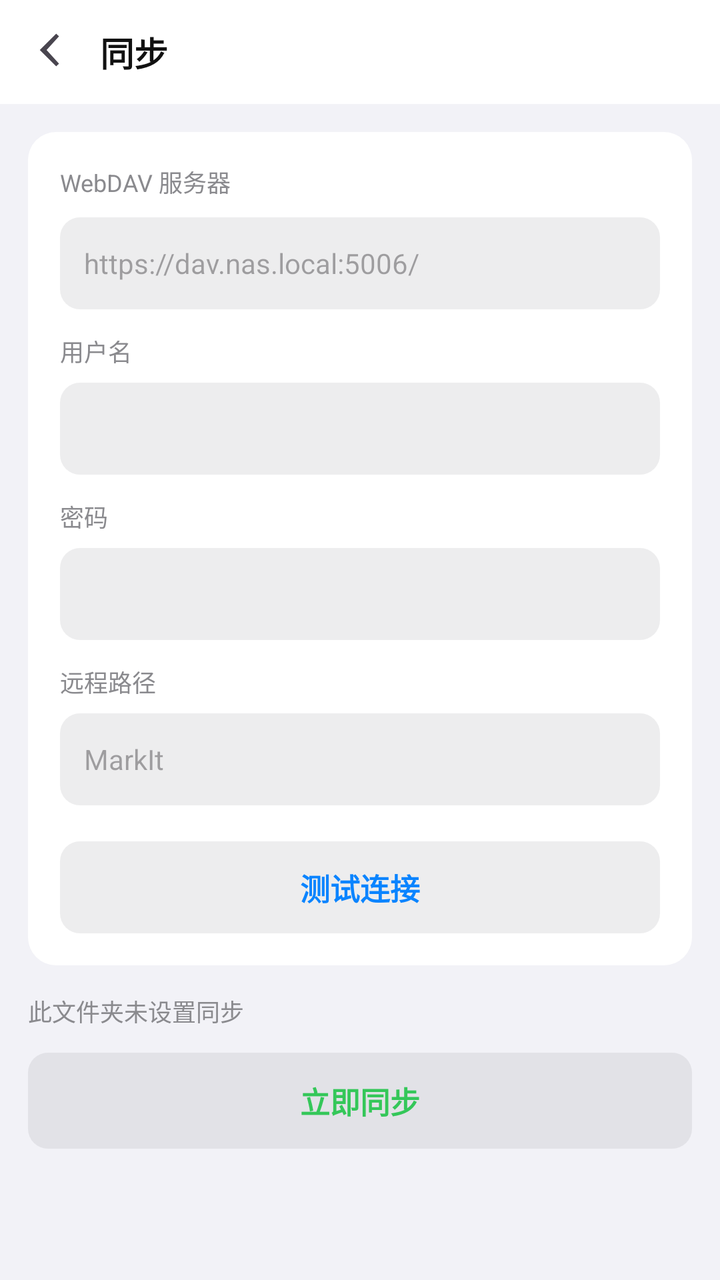
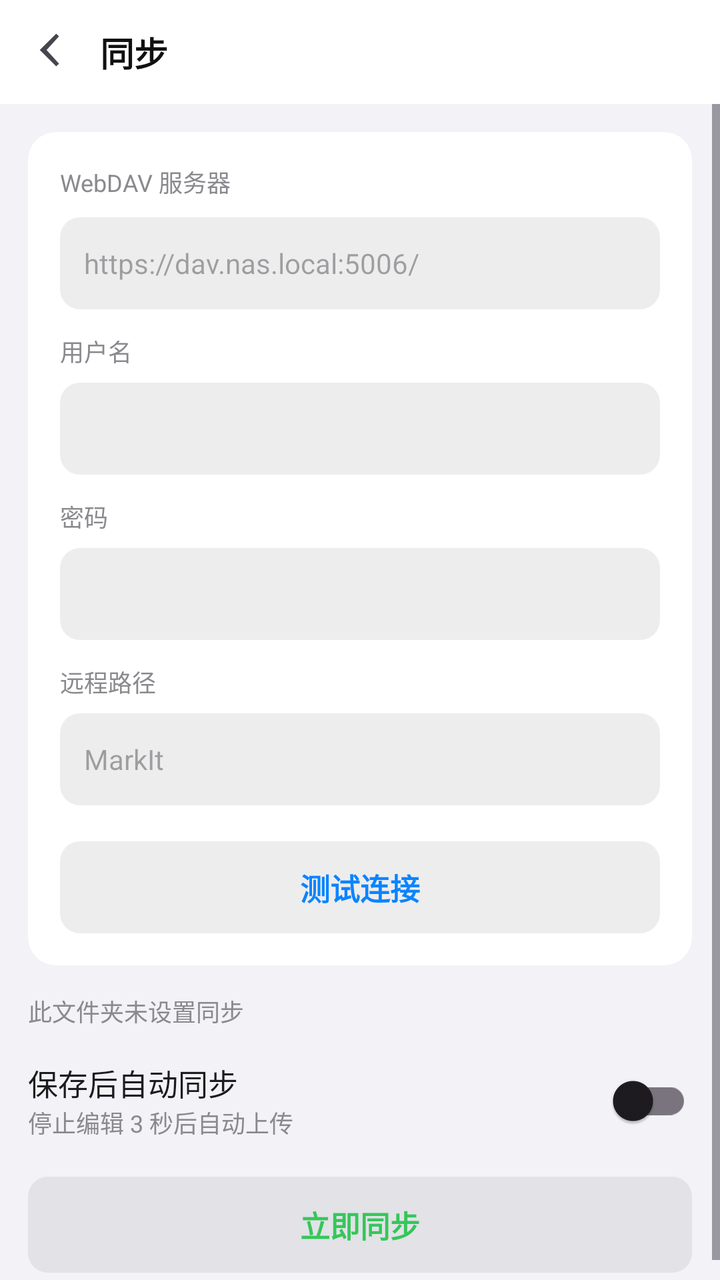

Screens rendered from an Android XML layout before and after an edit, with the pre-edit source and the edit as a unified diff.
<!-- AndroidManifest.xml: application theme Theme.Markit -->
<!-- res/layout/fragment_sync.xml -->
<?xml version="1.0" encoding="utf-8"?>
<LinearLayout xmlns:android="http://schemas.android.com/apk/res/android"
    android:layout_width="match_parent"
    android:layout_height="match_parent"
    android:orientation="vertical"
    android:background="#F2F2F7">

    
    <LinearLayout
        android:id="@+id/syncTopBar"
        android:layout_width="match_parent"
        android:layout_height="wrap_content"
        android:minHeight="52dp"
        android:orientation="horizontal"
        android:gravity="center_vertical"
        android:background="#FFFFFF"
        android:paddingStart="6dp"
        android:paddingEnd="12dp">

        <ImageButton
            android:id="@+id/syncBack"
            android:layout_width="40dp"
            android:layout_height="40dp"
            android:src="@drawable/ic_arrow_back"
            android:background="?android:attr/selectableItemBackgroundBorderless"
            android:contentDescription="返回" />

        <TextView
            android:id="@+id/syncTitle"
            android:layout_width="0dp"
            android:layout_height="wrap_content"
            android:layout_weight="1"
            android:layout_marginStart="4dp"
            android:text="同步"
            android:textSize="17sp"
            android:textStyle="bold"
            android:textColor="#111111" />
    </LinearLayout>

    <ScrollView
        android:id="@+id/syncScroll"
        android:layout_width="match_parent"
        android:layout_height="0dp"
        android:layout_weight="1"
        android:fillViewport="true">

    <LinearLayout
        android:layout_width="match_parent"
        android:layout_height="wrap_content"
        android:orientation="vertical"
        android:padding="14dp">

        <LinearLayout
            android:layout_width="match_parent"
            android:layout_height="wrap_content"
            android:orientation="vertical"
            android:background="@drawable/bg_card"
            android:padding="16dp">

            <TextView android:layout_width="wrap_content" android:layout_height="wrap_content"
                android:text="WebDAV 服务器" android:textSize="12sp" android:textColor="#8A8A8E" />

            <EditText android:id="@+id/davUrl" android:layout_width="match_parent"
                android:layout_height="46dp" android:layout_marginTop="9dp"
                android:background="@drawable/bg_search" android:paddingStart="12dp"
                android:paddingEnd="12dp" android:textSize="14sp"
                android:hint="https://dav.nas.local:5006/" android:inputType="textUri"
                android:importantForAutofill="no" />

            <TextView android:layout_width="wrap_content" android:layout_height="wrap_content"
                android:text="用户名" android:textSize="12sp" android:textColor="#8A8A8E"
                android:layout_marginTop="12dp" />

            <EditText android:id="@+id/davUser" android:layout_width="match_parent"
                android:layout_height="46dp" android:layout_marginTop="7dp"
                android:background="@drawable/bg_search" android:paddingStart="12dp"
                android:paddingEnd="12dp" android:textSize="14sp"
                android:inputType="text" android:importantForAutofill="no" />

            <TextView android:layout_width="wrap_content" android:layout_height="wrap_content"
                android:text="密码" android:textSize="12sp" android:textColor="#8A8A8E"
                android:layout_marginTop="12dp" />

            <EditText android:id="@+id/davPass" android:layout_width="match_parent"
                android:layout_height="46dp" android:layout_marginTop="7dp"
                android:background="@drawable/bg_search" android:paddingStart="12dp"
                android:paddingEnd="12dp" android:textSize="14sp"
                android:inputType="textPassword" android:importantForAutofill="no" />

            <TextView android:layout_width="wrap_content" android:layout_height="wrap_content"
                android:text="远程路径" android:textSize="12sp" android:textColor="#8A8A8E"
                android:layout_marginTop="12dp" />

            <EditText android:id="@+id/davPath" android:layout_width="match_parent"
                android:layout_height="46dp" android:layout_marginTop="7dp"
                android:background="@drawable/bg_search" android:paddingStart="12dp"
                android:paddingEnd="12dp" android:textSize="14sp"
                android:hint="MarkIt" android:inputType="text"
                android:importantForAutofill="no" />

            <TextView android:id="@+id/btnTest" android:layout_width="match_parent"
                android:layout_height="46dp" android:layout_marginTop="18dp"
                android:background="@drawable/bg_search" android:gravity="center"
                android:text="测试连接" android:textSize="15sp" android:textStyle="bold"
                android:textColor="#0A84FF" />
        </LinearLayout>

        <TextView android:id="@+id/syncStatus" android:layout_width="match_parent"
            android:layout_height="wrap_content" android:layout_marginTop="14dp"
            android:layout_marginBottom="12dp" android:textSize="12sp" android:textColor="#8A8A8E"
            android:text="此文件夹未设置同步" />

        <TextView android:id="@+id/btnSyncNow" android:layout_width="match_parent"
            android:layout_height="48dp" android:background="@drawable/bg_search"
            android:gravity="center" android:text="立即同步"
            android:textSize="15sp" android:textStyle="bold" android:textColor="#34C759" />

        <TextView android:id="@+id/btnRemoveSync" android:layout_width="match_parent"
            android:layout_height="46dp" android:layout_marginTop="10dp"
            android:background="@drawable/bg_search" android:gravity="center"
            android:text="停止同步此文件夹" android:textSize="14sp"
            android:textColor="#FF3B30" android:visibility="gone" />

    </LinearLayout>
    </ScrollView>
</LinearLayout>
<!-- resources referenced by this layout -->
<resources>
  <!-- drawable bg_card (drawable) -->
  <?xml version="1.0" encoding="utf-8"?>
  <shape xmlns:android="http://schemas.android.com/apk/res/android" android:shape="rectangle">
      <solid android:color="#FFFFFF" />
      <corners android:radius="14dp" />
  </shape>
  <!-- drawable bg_search (drawable) -->
  <?xml version="1.0" encoding="utf-8"?>
  <shape xmlns:android="http://schemas.android.com/apk/res/android" android:shape="rectangle">
      <solid android:color="#22767680" />
      <corners android:radius="10dp" />
  </shape>
  <!-- drawable ic_arrow_back (drawable) -->
  <?xml version="1.0" encoding="utf-8"?>
  <vector xmlns:android="http://schemas.android.com/apk/res/android"
      android:width="24dp" android:height="24dp"
      android:viewportWidth="24" android:viewportHeight="24"
      android:tint="?attr/colorControlNormal">
      <path android:fillColor="@android:color/white"
          android:pathData="M15.5,4.2 L14.1,2.8 L5.9,11 L14.1,19.2 L15.5,17.8 L9.3,11 Z" />
  </vector>
  <style name="Theme.Markit" parent="Theme.Material3.DayNight.NoActionBar">
          <item name="colorPrimary">#0A84FF</item>
      </style>
</resources>

<!-- the commit's change to res/layout/fragment_sync.xml (unified diff, before → after) -->
@@ -110,6 +110,21 @@
             android:layout_marginBottom="12dp" android:textSize="12sp" android:textColor="#8A8A8E"
             android:text="此文件夹未设置同步" />
 
+        <LinearLayout android:layout_width="match_parent" android:layout_height="wrap_content"
+            android:orientation="horizontal" android:gravity="center_vertical"
+            android:layout_marginBottom="14dp">
+            <LinearLayout android:layout_width="0dp" android:layout_height="wrap_content"
+                android:layout_weight="1" android:orientation="vertical">
+                <TextView android:layout_width="wrap_content" android:layout_height="wrap_content"
+                    android:text="保存后自动同步" android:textSize="15sp" android:textColor="#1C1C1E" />
+                <TextView android:layout_width="wrap_content" android:layout_height="wrap_content"
+                    android:text="停止编辑 3 秒后自动上传"
+                    android:textSize="12sp" android:textColor="#8A8A8E" />
+            </LinearLayout>
+            <androidx.appcompat.widget.SwitchCompat android:id="@+id/swAutoSync"
+                android:layout_width="wrap_content" android:layout_height="wrap_content" />
+        </LinearLayout>
+
         <TextView android:id="@+id/btnSyncNow" android:layout_width="match_parent"
             android:layout_height="48dp" android:background="@drawable/bg_search"
             android:gravity="center" android:text="立即同步"
